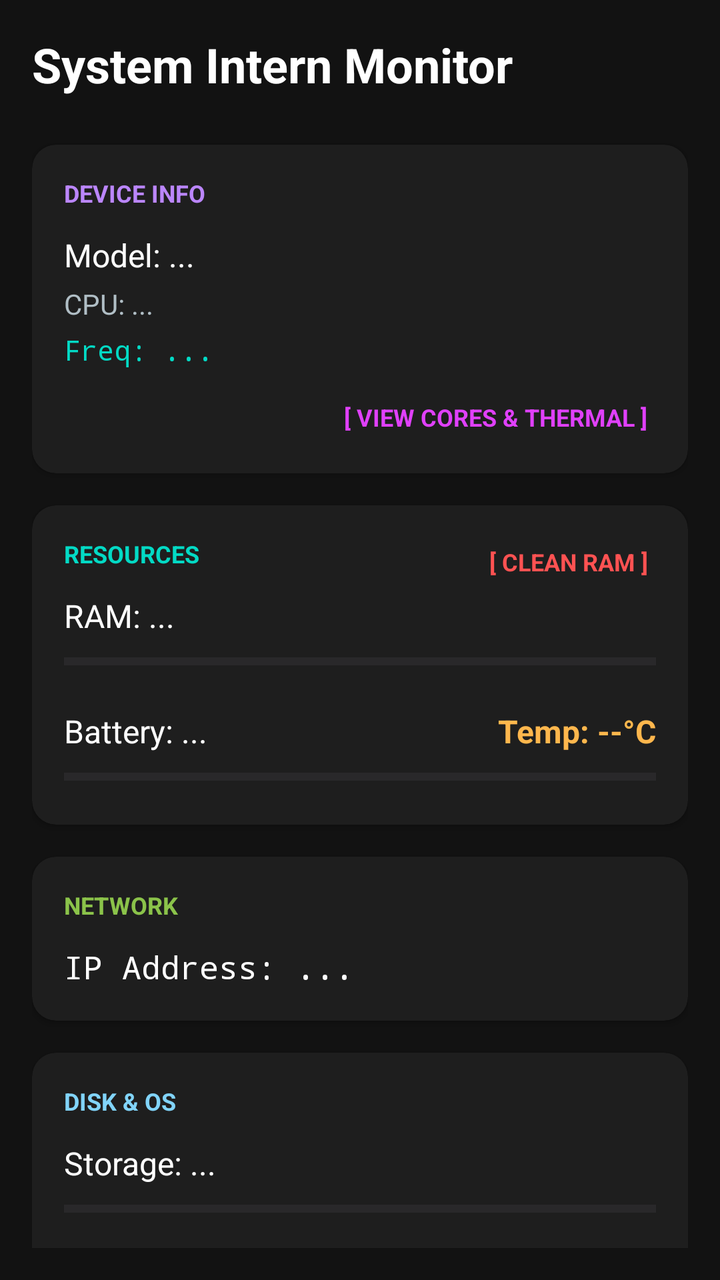
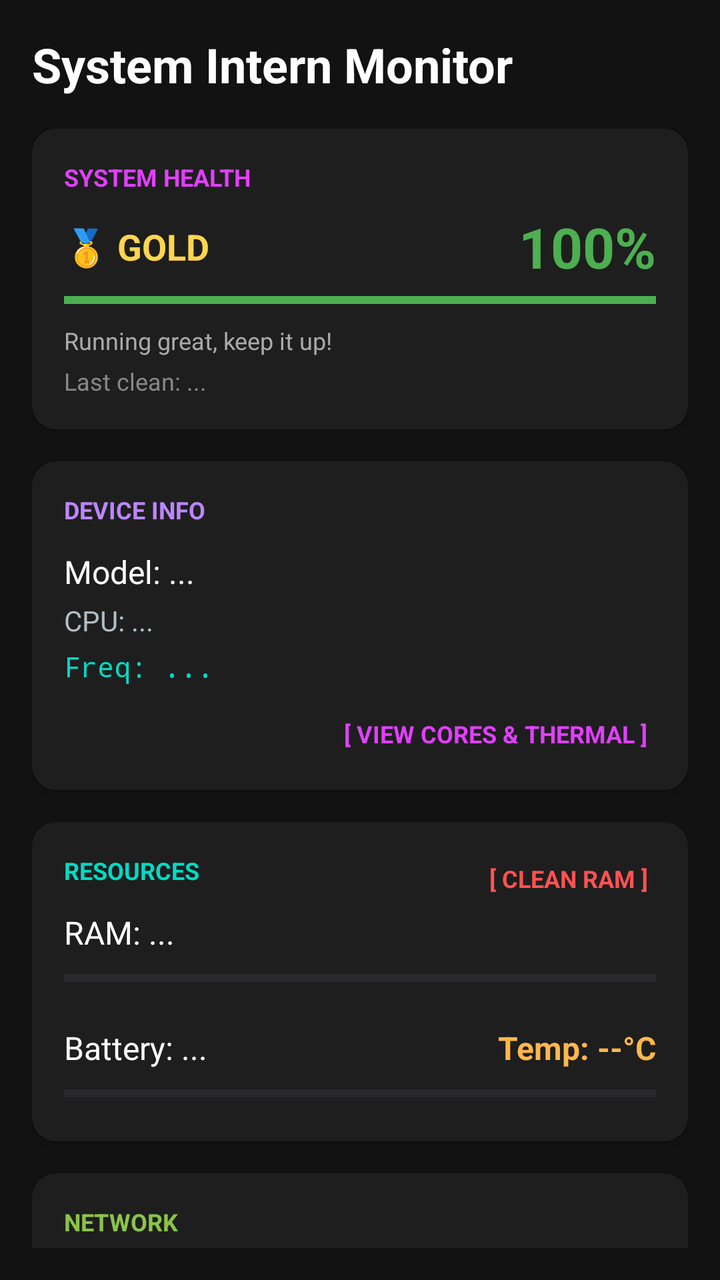

An Android layout rendered at two revisions. The XML below is the earlier revision; the diff shows what the commit changed to produce the second picture.
<!-- AndroidManifest.xml: application theme Theme.SysMonitor -->
<!-- res/layout/activity_main.xml -->
<?xml version="1.0" encoding="utf-8"?>
<androidx.core.widget.NestedScrollView
    xmlns:android="http://schemas.android.com/apk/res/android"
    xmlns:app="http://schemas.android.com/apk/res-auto"
    android:layout_width="match_parent"
    android:layout_height="match_parent"
    android:background="#121212"
    android:fillViewport="true"
    android:padding="16dp">

    <LinearLayout
        android:layout_width="match_parent"
        android:layout_height="wrap_content"
        android:orientation="vertical">

        <TextView
            android:text="System Intern Monitor"
            android:textColor="#FFFFFF"
            android:textSize="24sp"
            android:textStyle="bold"
            android:layout_width="wrap_content"
            android:layout_height="wrap_content"
            android:layout_marginBottom="24dp"/>

        
        <androidx.cardview.widget.CardView
            android:id="@+id/cardDevice"
            android:layout_width="match_parent"
            android:layout_height="wrap_content"
            app:cardBackgroundColor="#1E1E1E"
            app:cardCornerRadius="12dp"
            android:foreground="?android:attr/selectableItemBackground"
            android:clickable="true"
            android:focusable="true"
            android:layout_marginBottom="16dp">

            <LinearLayout
                android:layout_width="match_parent"
                android:layout_height="wrap_content"
                android:orientation="vertical"
                android:padding="16dp">

                <TextView
                    android:text="DEVICE INFO"
                    android:textColor="#BB86FC"
                    android:textSize="12sp"
                    android:textStyle="bold"
                    android:layout_width="wrap_content"
                    android:layout_height="wrap_content"
                    android:layout_marginBottom="12dp"/>

                <TextView
                    android:id="@+id/textModel"
                    android:text="Model: ..."
                    android:textColor="#FFFFFF"
                    android:textSize="16sp"
                    android:layout_width="match_parent"
                    android:layout_height="wrap_content"
                    android:layout_marginBottom="4dp"/>

                <TextView
                    android:id="@+id/textCpu"
                    android:text="CPU: ..."
                    android:textColor="#B0BEC5"
                    android:textSize="14sp"
                    android:layout_width="match_parent"
                    android:layout_height="wrap_content"
                    android:layout_marginBottom="4dp"/>

                <TextView
                    android:id="@+id/textCpuFreq"
                    android:text="Freq: ..."
                    android:textColor="#03DAC5"
                    android:fontFamily="monospace"
                    android:textSize="14sp"
                    android:layout_width="match_parent"
                    android:layout_height="wrap_content"/>

                
                <TextView
                    android:id="@+id/btnDetails"
                    android:layout_width="wrap_content"
                    android:layout_height="wrap_content"
                    android:text="[ VIEW CORES &amp; THERMAL ]"
                    android:textColor="#E040FB"
                    android:textStyle="bold"
                    android:textSize="12sp"
                    android:layout_gravity="end"
                    android:layout_marginTop="12dp"
                    android:padding="4dp"
                    android:clickable="true"
                    android:foreground="?android:attr/selectableItemBackground"/>
            </LinearLayout>
        </androidx.cardview.widget.CardView>

        
        <androidx.cardview.widget.CardView
            android:layout_width="match_parent"
            android:layout_height="wrap_content"
            app:cardBackgroundColor="#1E1E1E"
            app:cardCornerRadius="12dp"
            android:layout_marginBottom="16dp">

            <LinearLayout
                android:layout_width="match_parent"
                android:layout_height="wrap_content"
                android:orientation="vertical"
                android:padding="16dp">

                <RelativeLayout
                    android:layout_width="match_parent"
                    android:layout_height="wrap_content"
                    android:layout_marginBottom="4dp">

                    <TextView
                        android:layout_width="wrap_content"
                        android:layout_height="wrap_content"
                        android:text="RESOURCES"
                        android:textColor="#03DAC5"
                        android:textSize="12sp"
                        android:textStyle="bold"/>

                    <TextView
                        android:id="@+id/btnCleanRam"
                        android:layout_width="wrap_content"
                        android:layout_height="wrap_content"
                        android:text="[ CLEAN RAM ]"
                        android:textColor="#FF5252"
                        android:textStyle="bold"
                        android:textSize="12sp"
                        android:layout_alignParentEnd="true"
                        android:clickable="true"
                        android:padding="4dp"
                        android:foreground="?android:attr/selectableItemBackground"/>
                </RelativeLayout>

                <TextView
                    android:id="@+id/textRam"
                    android:text="RAM: ..."
                    android:textColor="#FFFFFF"
                    android:layout_width="match_parent"
                    android:layout_height="wrap_content"
                    android:textSize="16sp"
                    android:layout_marginBottom="4dp"/>

                <ProgressBar
                    android:id="@+id/progressRam"
                    style="?android:attr/progressBarStyleHorizontal"
                    android:layout_width="match_parent"
                    android:layout_height="wrap_content"
                    android:max="100"
                    android:progressTint="#03DAC5"
                    android:layout_marginBottom="16dp"/>

                <LinearLayout
                    android:layout_width="match_parent"
                    android:layout_height="wrap_content"
                    android:orientation="horizontal"
                    android:layout_marginBottom="4dp">

                    <TextView
                        android:id="@+id/textBattery"
                        android:text="Battery: ..."
                        android:textColor="#FFFFFF"
                        android:textSize="16sp"
                        android:layout_weight="1"
                        android:layout_width="0dp"
                        android:layout_height="wrap_content"/>

                    <TextView
                        android:id="@+id/textBatTemp"
                        android:text="Temp: --°C"
                        android:textColor="#FFB74D"
                        android:textSize="16sp"
                        android:textStyle="bold"
                        android:layout_width="wrap_content"
                        android:layout_height="wrap_content"/>
                </LinearLayout>

                <ProgressBar
                    android:id="@+id/progressBattery"
                    style="?android:attr/progressBarStyleHorizontal"
                    android:layout_width="match_parent"
                    android:layout_height="wrap_content"
                    android:max="100"
                    android:progressTint="#CF6679"/>
            </LinearLayout>
        </androidx.cardview.widget.CardView>

        
        <androidx.cardview.widget.CardView
            android:layout_width="match_parent"
            android:layout_height="wrap_content"
            app:cardBackgroundColor="#1E1E1E"
            app:cardCornerRadius="12dp"
            android:layout_marginBottom="16dp">

            <LinearLayout
                android:layout_width="match_parent"
                android:layout_height="wrap_content"
                android:orientation="vertical"
                android:padding="16dp">

                <TextView
                    android:text="NETWORK"
                    android:textColor="#8BC34A"
                    android:textSize="12sp"
                    android:textStyle="bold"
                    android:layout_marginBottom="12dp"
                    android:layout_width="wrap_content"
                    android:layout_height="wrap_content"/>

                <TextView
                    android:id="@+id/textIp"
                    android:text="IP Address: ..."
                    android:textColor="#FFFFFF"
                    android:textSize="16sp"
                    android:layout_width="match_parent"
                    android:layout_height="wrap_content"
                    android:fontFamily="monospace"/>
            </LinearLayout>
        </androidx.cardview.widget.CardView>

        
        <androidx.cardview.widget.CardView
            android:layout_width="match_parent"
            android:layout_height="wrap_content"
            app:cardBackgroundColor="#1E1E1E"
            app:cardCornerRadius="12dp"
            android:layout_marginBottom="16dp">

            <LinearLayout
                android:layout_width="match_parent"
                android:layout_height="wrap_content"
                android:orientation="vertical"
                android:padding="16dp">

                <TextView
                    android:text="DISK &amp; OS"
                    android:textColor="#81D4FA"
                    android:textSize="12sp"
                    android:textStyle="bold"
                    android:layout_marginBottom="12dp"
                    android:layout_width="wrap_content"
                    android:layout_height="wrap_content"/>

                <TextView
                    android:id="@+id/textStorage"
                    android:text="Storage: ..."
                    android:textColor="#FFFFFF"
                    android:textSize="16sp"
                    android:layout_width="match_parent"
                    android:layout_height="wrap_content"
                    android:layout_marginBottom="4dp"/>

                <ProgressBar
                    android:id="@+id/progressStorage"
                    style="?android:attr/progressBarStyleHorizontal"
                    android:layout_width="match_parent"
                    android:layout_height="wrap_content"
                    android:max="100"
                    android:progressTint="#81D4FA"
                    android:layout_marginBottom="12dp"/>

                <TextView
                    android:id="@+id/textRoot"
                    android:text="Checking..."
                    android:textColor="#FFFFFF"
                    android:textSize="14sp"
                    android:layout_width="match_parent"
                    android:layout_height="wrap_content"/>

            </LinearLayout>
        </androidx.cardview.widget.CardView>

        
        <androidx.cardview.widget.CardView
            android:id="@+id/cardSensors"
            android:layout_width="match_parent"
            android:layout_height="wrap_content"
            app:cardBackgroundColor="#2C2C2C"
            app:cardCornerRadius="12dp"
            android:foreground="?android:attr/selectableItemBackground"
            android:clickable="true"
            android:focusable="true"
            android:layout_marginBottom="16dp">

            <LinearLayout
                android:layout_width="match_parent"
                android:layout_height="wrap_content"
                android:orientation="horizontal"
                android:gravity="center_vertical"
                android:padding="16dp">

                <ImageView
                    android:src="@android:drawable/ic_menu_compass"
                    app:tint="#E040FB"
                    android:layout_width="24dp"
                    android:layout_height="24dp"
                    android:layout_marginEnd="16dp"/>

                <LinearLayout
                    android:layout_width="0dp"
                    android:layout_weight="1"
                    android:layout_height="wrap_content"
                    android:orientation="vertical">

                    <TextView
                        android:layout_width="wrap_content"
                        android:layout_height="wrap_content"
                        android:text="SENSORS DASHBOARD"
                        android:textColor="#FFFFFF"
                        android:textStyle="bold"
                        android:textSize="14sp"/>

                    <TextView
                        android:layout_width="wrap_content"
                        android:layout_height="wrap_content"
                        android:text="Accelerometer, Gyroscope, Light"
                        android:textColor="#888888"
                        android:textSize="12sp"/>
                </LinearLayout>

                <TextView
                    android:layout_width="wrap_content"
                    android:layout_height="wrap_content"
                    android:text="OPEN >"
                    android:textColor="#E040FB"
                    android:textStyle="bold"
                    android:textSize="12sp"/>

            </LinearLayout>
        </androidx.cardview.widget.CardView>

        
        <androidx.cardview.widget.CardView
            android:layout_width="match_parent"
            android:layout_height="wrap_content"
            app:cardBackgroundColor="#1E1E1E"
            app:cardCornerRadius="12dp">

            <LinearLayout
                android:layout_width="match_parent"
                android:layout_height="wrap_content"
                android:orientation="vertical"
                android:padding="16dp">

                <TextView
                    android:text="SYSTEM STATUS"
                    android:textColor="#FFB74D"
                    android:textSize="12sp"
                    android:textStyle="bold"
                    android:layout_width="wrap_content"
                    android:layout_height="wrap_content"
                    android:layout_marginBottom="12dp"/>

                <TextView
                    android:id="@+id/textUptime"
                    android:text="Uptime: ..."
                    android:textColor="#FFFFFF"
                    android:textSize="14sp"
                    android:fontFamily="monospace"
                    android:layout_marginBottom="12dp"
                    android:layout_width="match_parent"
                    android:layout_height="wrap_content"/>

                <androidx.recyclerview.widget.RecyclerView
                    android:id="@+id/recyclerApps"
                    android:layout_width="match_parent"
                    android:layout_height="wrap_content"
                    android:nestedScrollingEnabled="false"/>

            </LinearLayout>
        </androidx.cardview.widget.CardView>

    </LinearLayout>
</androidx.core.widget.NestedScrollView>
<!-- resources referenced by this layout -->
<resources>
  <style name="Theme.SysMonitor" parent="Base.Theme.SysMonitor" />
  <style name="Base.Theme.SysMonitor" parent="Theme.Material3.DayNight.NoActionBar">
          
          
      </style>
</resources>

<!-- the commit's change to res/layout/activity_main.xml (unified diff, before → after) -->
@@ -2,6 +2,7 @@
 <androidx.core.widget.NestedScrollView
     xmlns:android="http://schemas.android.com/apk/res/android"
     xmlns:app="http://schemas.android.com/apk/res-auto"
+    android:id="@+id/rootScrollView"
     android:layout_width="match_parent"
     android:layout_height="match_parent"
     android:background="#121212"
@@ -14,13 +15,101 @@
         android:orientation="vertical">
 
         <TextView
+            android:layout_width="wrap_content"
+            android:layout_height="wrap_content"
             android:text="System Intern Monitor"
             android:textColor="#FFFFFF"
             android:textSize="24sp"
             android:textStyle="bold"
-            android:layout_width="wrap_content"
-            android:layout_height="wrap_content"
-            android:layout_marginBottom="24dp"/>
+            android:layout_marginBottom="16dp"/>
+
+        
+        <androidx.cardview.widget.CardView
+            android:layout_width="match_parent"
+            android:layout_height="wrap_content"
+            app:cardBackgroundColor="#1E1E1E"
+            app:cardCornerRadius="12dp"
+            android:layout_marginBottom="16dp">
+
+            <LinearLayout
+                android:layout_width="match_parent"
+                android:layout_height="wrap_content"
+                android:orientation="vertical"
+                android:padding="16dp">
+
+                
+                <TextView
+                    android:layout_width="wrap_content"
+                    android:layout_height="wrap_content"
+                    android:text="SYSTEM HEALTH"
+                    android:textColor="#E040FB"
+                    android:textSize="12sp"
+                    android:textStyle="bold"
+                    android:layout_marginBottom="8dp"/>
+
+                
+                <LinearLayout
+                    android:layout_width="match_parent"
+                    android:layout_height="wrap_content"
+                    android:orientation="horizontal"
+                    android:gravity="center_vertical"
+                    android:layout_marginBottom="4dp">
+
+                    
+                    <TextView
+                        android:id="@+id/textHealthLevel"
+                        android:layout_width="0dp"
+                        android:layout_height="wrap_content"
+                        android:layout_weight="1"
+                        android:text="🥇 GOLD"
+                        android:textColor="#FFD54F"
+                        android:textSize="18sp"
+                        android:textStyle="bold"/>
+
+                    
+                    <TextView
+                        android:id="@+id/textHealthScore"
+                        android:layout_width="wrap_content"
+                        android:layout_height="wrap_content"
+                        android:text="100%"
+                        android:textColor="#4CAF50"
+                        android:textSize="28sp"
+                        android:textStyle="bold"/>
+                </LinearLayout>
+
+                
+                <ProgressBar
+                    android:id="@+id/progressHealth"
+                    style="?android:attr/progressBarStyleHorizontal"
+                    android:layout_width="match_parent"
+                    android:layout_height="8dp"
+                    android:max="100"
+                    android:progress="100"
+                    android:progressTint="#4CAF50"
+                    android:progressBackgroundTint="#333333"
+                    android:layout_marginBottom="8dp"/>
+
+                
+                <TextView
+                    android:id="@+id/textHealthDesc"
+                    android:layout_width="wrap_content"
+                    android:layout_height="wrap_content"
+                    android:text="Running great, keep it up!"
+                    android:textColor="#AAAAAA"
+                    android:textSize="12sp"
+                    android:layout_marginBottom="4dp"/>
+
+                
+                <TextView
+                    android:id="@+id/textLastClean"
+                    android:layout_width="wrap_content"
+                    android:layout_height="wrap_content"
+                    android:text="Last clean: ..."
+                    android:textColor="#888888"
+                    android:textSize="12sp"/>
+
+            </LinearLayout>
+        </androidx.cardview.widget.CardView>
 
         
         <androidx.cardview.widget.CardView
@@ -41,42 +130,41 @@
                 android:padding="16dp">
 
                 <TextView
+                    android:layout_width="wrap_content"
+                    android:layout_height="wrap_content"
                     android:text="DEVICE INFO"
                     android:textColor="#BB86FC"
                     android:textSize="12sp"
                     android:textStyle="bold"
-                    android:layout_width="wrap_content"
-                    android:layout_height="wrap_content"
                     android:layout_marginBottom="12dp"/>
 
                 <TextView
                     android:id="@+id/textModel"
+                    android:layout_width="match_parent"
+                    android:layout_height="wrap_content"
                     android:text="Model: ..."
                     android:textColor="#FFFFFF"
                     android:textSize="16sp"
-                    android:layout_width="match_parent"
-                    android:layout_height="wrap_content"
                     android:layout_marginBottom="4dp"/>
 
                 <TextView
                     android:id="@+id/textCpu"
+                    android:layout_width="match_parent"
+                    android:layout_height="wrap_content"
                     android:text="CPU: ..."
                     android:textColor="#B0BEC5"
                     android:textSize="14sp"
-                    android:layout_width="match_parent"
-                    android:layout_height="wrap_content"
                     android:layout_marginBottom="4dp"/>
 
                 <TextView
                     android:id="@+id/textCpuFreq"
+                    android:layout_width="match_parent"
+                    android:layout_height="wrap_content"
                     android:text="Freq: ..."
                     android:textColor="#03DAC5"
                     android:fontFamily="monospace"
-                    android:textSize="14sp"
-                    android:layout_width="match_parent"
-                    android:layout_height="wrap_content"/>
-
-                
+                    android:textSize="14sp"/>
+
                 <TextView
                     android:id="@+id/btnDetails"
                     android:layout_width="wrap_content"
@@ -136,10 +224,10 @@
 
                 <TextView
                     android:id="@+id/textRam"
+                    android:layout_width="match_parent"
+                    android:layout_height="wrap_content"
                     android:text="RAM: ..."
                     android:textColor="#FFFFFF"
-                    android:layout_width="match_parent"
-                    android:layout_height="wrap_content"
                     android:textSize="16sp"
                     android:layout_marginBottom="4dp"/>
 
@@ -160,21 +248,21 @@
 
                     <TextView
                         android:id="@+id/textBattery"
+                        android:layout_width="0dp"
+                        android:layout_height="wrap_content"
+                        android:layout_weight="1"
                         android:text="Battery: ..."
                         android:textColor="#FFFFFF"
-                        android:textSize="16sp"
-                        android:layout_weight="1"
-                        android:layout_width="0dp"
-                        android:layout_height="wrap_content"/>
+                        android:textSize="16sp"/>
 
                     <TextView
                         android:id="@+id/textBatTemp"
+                        android:layout_width="wrap_content"
+                        android:layout_height="wrap_content"
                         android:text="Temp: --°C"
                         android:textColor="#FFB74D"
                         android:textSize="16sp"
-                        android:textStyle="bold"
-                        android:layout_width="wrap_content"
-                        android:layout_height="wrap_content"/>
+                        android:textStyle="bold"/>
                 </LinearLayout>
 
                 <ProgressBar
@@ -202,21 +290,21 @@
                 android:padding="16dp">
 
                 <TextView
+                    android:layout_width="wrap_content"
+                    android:layout_height="wrap_content"
                     android:text="NETWORK"
                     android:textColor="#8BC34A"
                     android:textSize="12sp"
                     android:textStyle="bold"
-                    android:layout_marginBottom="12dp"
-                    android:layout_width="wrap_content"
-                    android:layout_height="wrap_content"/>
+                    android:layout_marginBottom="12dp"/>
 
                 <TextView
                     android:id="@+id/textIp"
+                    android:layout_width="match_parent"
+                    android:layout_height="wrap_content"
                     android:text="IP Address: ..."
                     android:textColor="#FFFFFF"
                     android:textSize="16sp"
-                    android:layout_width="match_parent"
-                    android:layout_height="wrap_content"
                     android:fontFamily="monospace"/>
             </LinearLayout>
         </androidx.cardview.widget.CardView>
@@ -236,21 +324,21 @@
                 android:padding="16dp">
 
                 <TextView
+                    android:layout_width="wrap_content"
+                    android:layout_height="wrap_content"
                     android:text="DISK &amp; OS"
                     android:textColor="#81D4FA"
                     android:textSize="12sp"
                     android:textStyle="bold"
-                    android:layout_marginBottom="12dp"
-                    android:layout_width="wrap_content"
-                    android:layout_height="wrap_content"/>
+                    android:layout_marginBottom="12dp"/>
 
                 <TextView
                     android:id="@+id/textStorage"
+                    android:layout_width="match_parent"
+                    android:layout_height="wrap_content"
                     android:text="Storage: ..."
                     android:textColor="#FFFFFF"
                     android:textSize="16sp"
-                    android:layout_width="match_parent"
-                    android:layout_height="wrap_content"
                     android:layout_marginBottom="4dp"/>
 
                 <ProgressBar
@@ -264,18 +352,17 @@
 
                 <TextView
                     android:id="@+id/textRoot"
+                    android:layout_width="match_parent"
+                    android:layout_height="wrap_content"
                     android:text="Checking..."
                     android:textColor="#FFFFFF"
-                    android:textSize="14sp"
-                    android:layout_width="match_parent"
-                    android:layout_height="wrap_content"/>
-
-            </LinearLayout>
-        </androidx.cardview.widget.CardView>
-
-        
-        <androidx.cardview.widget.CardView
-            android:id="@+id/cardSensors"
+                    android:textSize="14sp"/>
+            </LinearLayout>
+        </androidx.cardview.widget.CardView>
+
+        
+        <androidx.cardview.widget.CardView
+            android:id="@+id/cardHygiene"
             android:layout_width="match_parent"
             android:layout_height="wrap_content"
             app:cardBackgroundColor="#2C2C2C"
@@ -292,12 +379,63 @@
                 android:gravity="center_vertical"
                 android:padding="16dp">
 
+                <LinearLayout
+                    android:layout_width="0dp"
+                    android:layout_weight="1"
+                    android:layout_height="wrap_content"
+                    android:orientation="vertical">
+
+                    <TextView
+                        android:layout_width="wrap_content"
+                        android:layout_height="wrap_content"
+                        android:text="DEVICE HYGIENE SCANNER"
+                        android:textColor="#FFFFFF"
+                        android:textStyle="bold"
+                        android:textSize="14sp"/>
+
+                    <TextView
+                        android:layout_width="wrap_content"
+                        android:layout_height="wrap_content"
+                        android:text="Find large &amp; residual files"
+                        android:textColor="#888888"
+                        android:textSize="12sp"/>
+                </LinearLayout>
+
+                <TextView
+                    android:layout_width="wrap_content"
+                    android:layout_height="wrap_content"
+                    android:text="SCAN >"
+                    android:textColor="#03DAC5"
+                    android:textStyle="bold"
+                    android:textSize="12sp"/>
+            </LinearLayout>
+        </androidx.cardview.widget.CardView>
+
+        
+        <androidx.cardview.widget.CardView
+            android:id="@+id/cardSensors"
+            android:layout_width="match_parent"
+            android:layout_height="wrap_content"
+            app:cardBackgroundColor="#2C2C2C"
+            app:cardCornerRadius="12dp"
+            android:foreground="?android:attr/selectableItemBackground"
+            android:clickable="true"
+            android:focusable="true"
+            android:layout_marginBottom="16dp">
+
+            <LinearLayout
+                android:layout_width="match_parent"
+                android:layout_height="wrap_content"
+                android:orientation="horizontal"
+                android:gravity="center_vertical"
+                android:padding="16dp">
+
                 <ImageView
-                    android:src="@android:drawable/ic_menu_compass"
-                    app:tint="#E040FB"
                     android:layout_width="24dp"
                     android:layout_height="24dp"
-                    android:layout_marginEnd="16dp"/>
+                    android:src="@android:drawable/ic_menu_compass"
+                    android:layout_marginEnd="16dp"
+                    app:tint="#E040FB"/>
 
                 <LinearLayout
                     android:layout_width="0dp"
@@ -328,7 +466,6 @@
                     android:textColor="#E040FB"
                     android:textStyle="bold"
                     android:textSize="12sp"/>
-
             </LinearLayout>
         </androidx.cardview.widget.CardView>
 
@@ -346,30 +483,29 @@
                 android:padding="16dp">
 
                 <TextView
-                    android:text="SYSTEM STATUS"
+                    android:layout_width="wrap_content"
+                    android:layout_height="wrap_content"
+                    android:text="APP USAGE (LAST 24H)"
                     android:textColor="#FFB74D"
                     android:textSize="12sp"
                     android:textStyle="bold"
-                    android:layout_width="wrap_content"
-                    android:layout_height="wrap_content"
                     android:layout_marginBottom="12dp"/>
 
                 <TextView
                     android:id="@+id/textUptime"
+                    android:layout_width="match_parent"
+                    android:layout_height="wrap_content"
                     android:text="Uptime: ..."
                     android:textColor="#FFFFFF"
                     android:textSize="14sp"
                     android:fontFamily="monospace"
-                    android:layout_marginBottom="12dp"
-                    android:layout_width="match_parent"
-                    android:layout_height="wrap_content"/>
+                    android:layout_marginBottom="12dp"/>
 
                 <androidx.recyclerview.widget.RecyclerView
                     android:id="@+id/recyclerApps"
                     android:layout_width="match_parent"
                     android:layout_height="wrap_content"
                     android:nestedScrollingEnabled="false"/>
-
             </LinearLayout>
         </androidx.cardview.widget.CardView>
 
